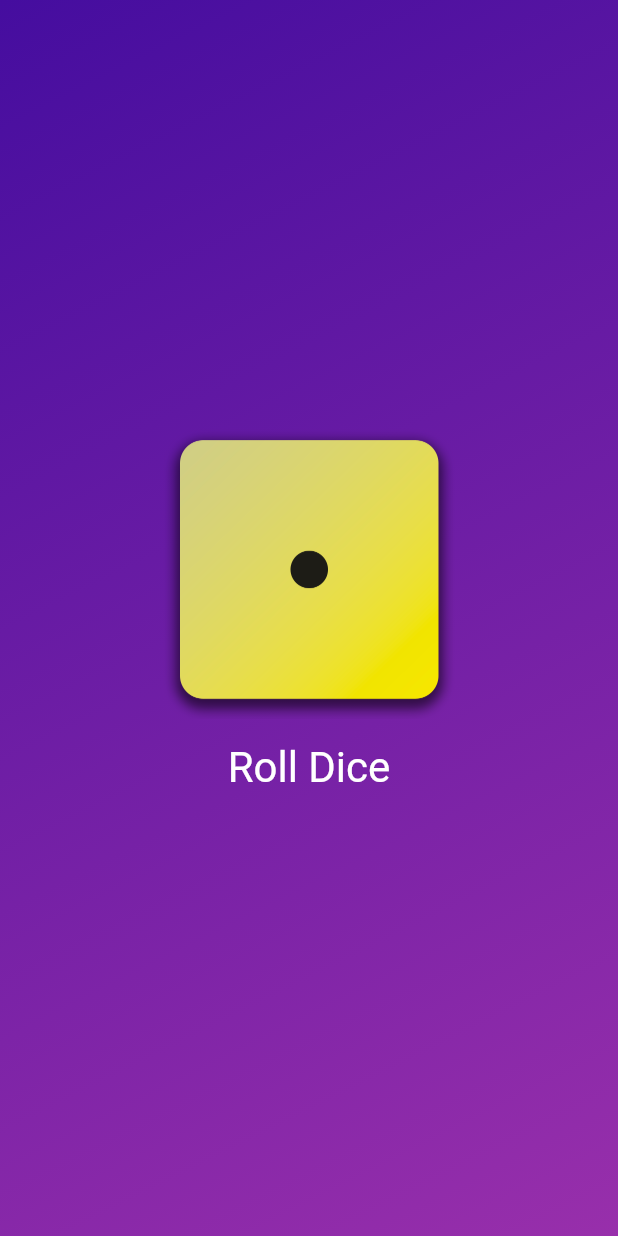
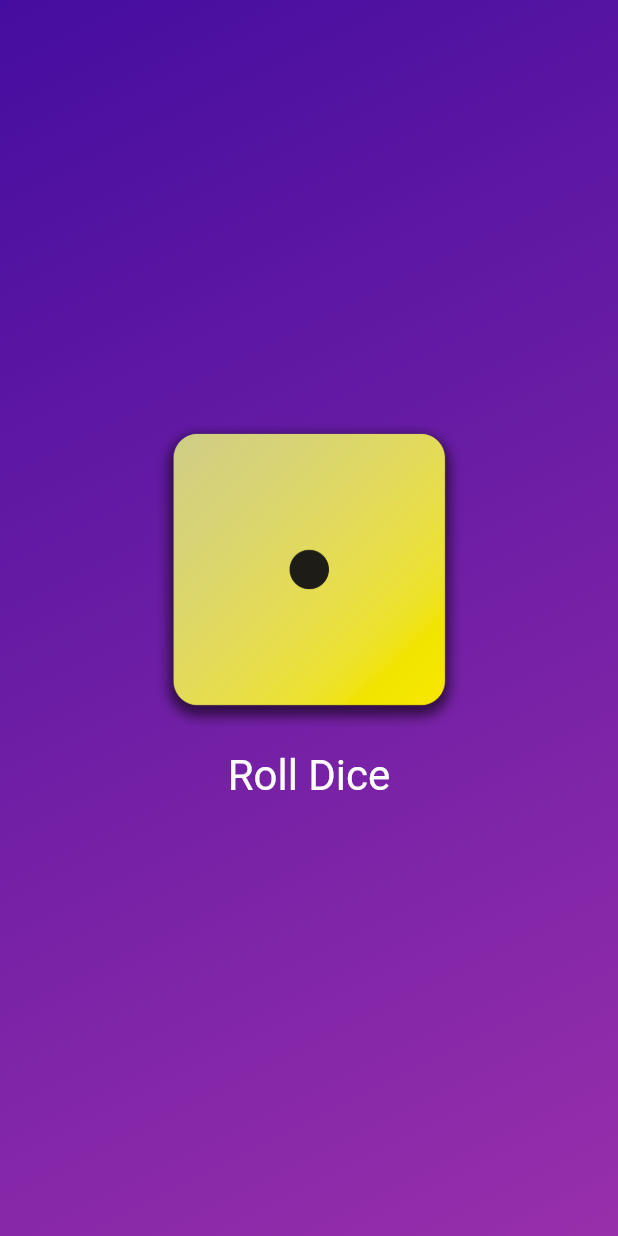
Before and after one commit to KholoudThabet/Roll_Dice_FlutterApp, a Flutter app: the screen it shows after launch, after a tap on "Login", on a phone screen of 412 x 824 dp. Run offline on Flutter 3.47's test engine with Material 2 defaults, Android fonts, the phone set to English and light mode, and no system bars.

Commit message:
edit size

```diff
--- a/lib/roll_dice.dart
+++ b/lib/roll_dice.dart
@@ -25,8 +25,8 @@ class _RollDiceState extends State<RollDice> {
       children: [
         Image.asset(
           activeImage,
-          height: 200,
-          width: 200,
+          height: 210,
+          width: 210,
         ),
         TextButton(
           onPressed: rollDice,
```
